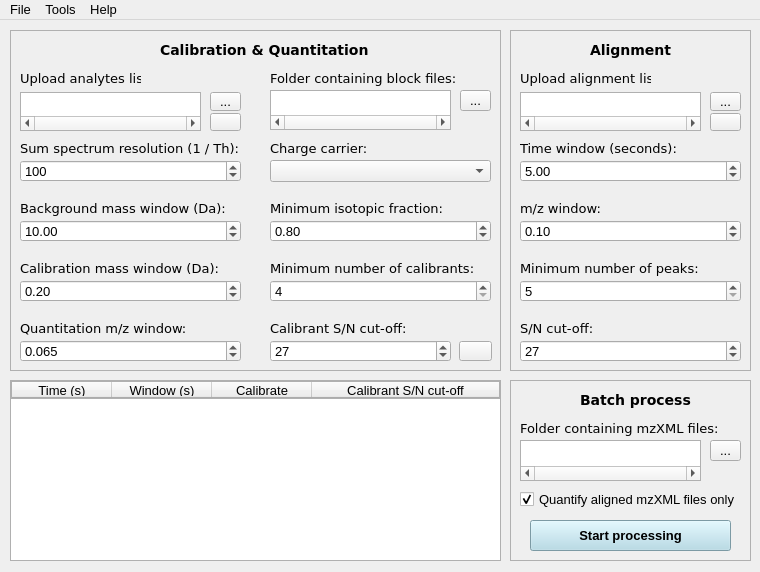
Above: sweet_suite/gui/qtdesigner_files/gui_main.ui from stainawarijar/SweetSuite before the change. Below: the same form after it.
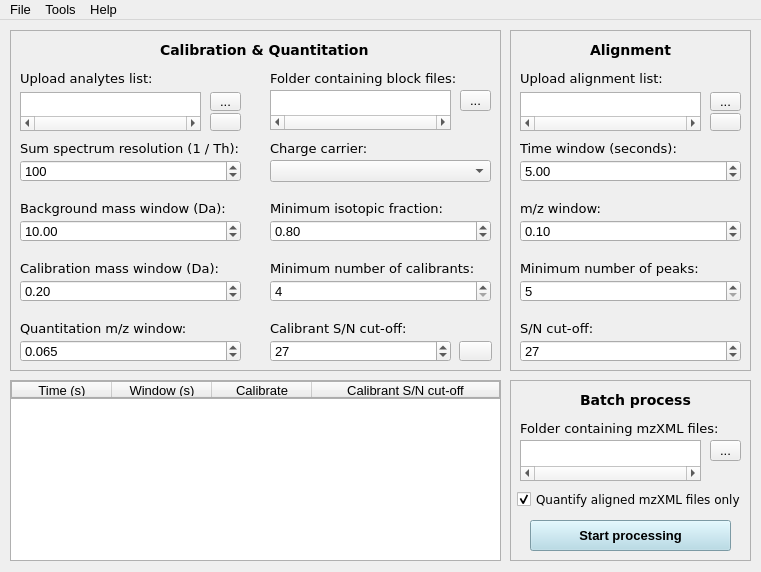
That is the form after the change.

The edit to the form file:
```diff
--- a/sweet_suite/gui/qtdesigner_files/gui_main.ui
+++ b/sweet_suite/gui/qtdesigner_files/gui_main.ui
@@ -6,7 +6,7 @@
    <rect>
     <x>0</x>
     <y>0</y>
-    <width>760</width>
+    <width>761</width>
     <height>572</height>
    </rect>
   </property>
@@ -68,7 +68,7 @@
       <rect>
        <x>10</x>
        <y>40</y>
-       <width>131</width>
+       <width>221</width>
        <height>16</height>
       </rect>
      </property>
@@ -356,7 +356,7 @@
       <rect>
        <x>10</x>
        <y>40</y>
-       <width>121</width>
+       <width>221</width>
        <height>16</height>
       </rect>
      </property>
@@ -391,7 +391,7 @@
       <rect>
        <x>10</x>
        <y>110</y>
-       <width>231</width>
+       <width>241</width>
        <height>16</height>
       </rect>
      </property>
@@ -429,7 +429,7 @@
       <rect>
        <x>10</x>
        <y>170</y>
-       <width>211</width>
+       <width>231</width>
        <height>16</height>
       </rect>
      </property>
@@ -484,7 +484,7 @@
       <rect>
        <x>10</x>
        <y>230</y>
-       <width>211</width>
+       <width>221</width>
        <height>16</height>
       </rect>
      </property>
@@ -504,7 +504,7 @@
       <rect>
        <x>10</x>
        <y>290</y>
-       <width>211</width>
+       <width>221</width>
        <height>16</height>
       </rect>
      </property>
@@ -600,7 +600,7 @@
       <rect>
        <x>260</x>
        <y>290</y>
-       <width>201</width>
+       <width>211</width>
        <height>16</height>
       </rect>
      </property>
@@ -619,7 +619,7 @@
       <rect>
        <x>260</x>
        <y>170</y>
-       <width>201</width>
+       <width>211</width>
        <height>16</height>
       </rect>
      </property>
@@ -661,7 +661,7 @@
       <rect>
        <x>260</x>
        <y>40</y>
-       <width>201</width>
+       <width>221</width>
        <height>16</height>
       </rect>
      </property>
@@ -898,12 +898,21 @@
     <widget class="QCheckBox" name="quantify_aligned">
      <property name="geometry">
       <rect>
-       <x>10</x>
+       <x>7</x>
        <y>110</y>
-       <width>221</width>
+       <width>231</width>
        <height>18</height>
       </rect>
      </property>
+     <property name="font">
+      <font>
+       <family>DejaVu Sans</family>
+       <pointsize>9</pointsize>
+      </font>
+     </property>
+     <property name="styleSheet">
+      <string notr="true">font-size: 9pt</string>
+     </property>
      <property name="text">
       <string>Quantify aligned mzXML files only</string>
      </property>
@@ -1030,7 +1039,7 @@
     <rect>
      <x>0</x>
      <y>0</y>
-     <width>760</width>
+     <width>761</width>
      <height>22</height>
     </rect>
    </property>
```
